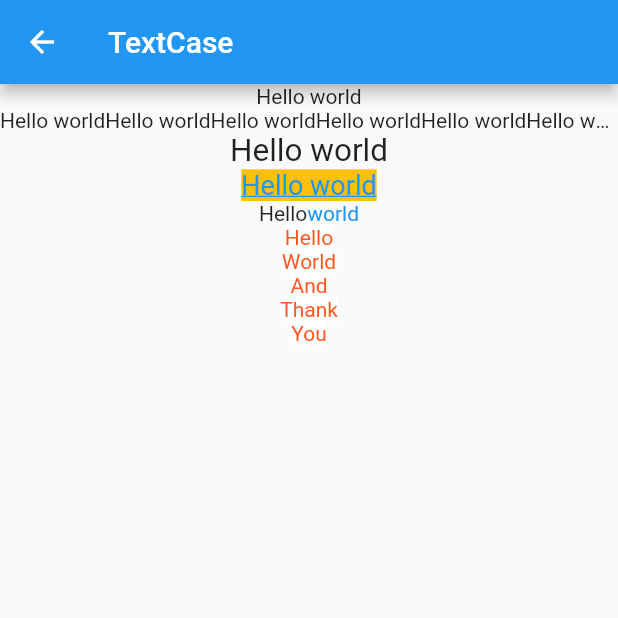
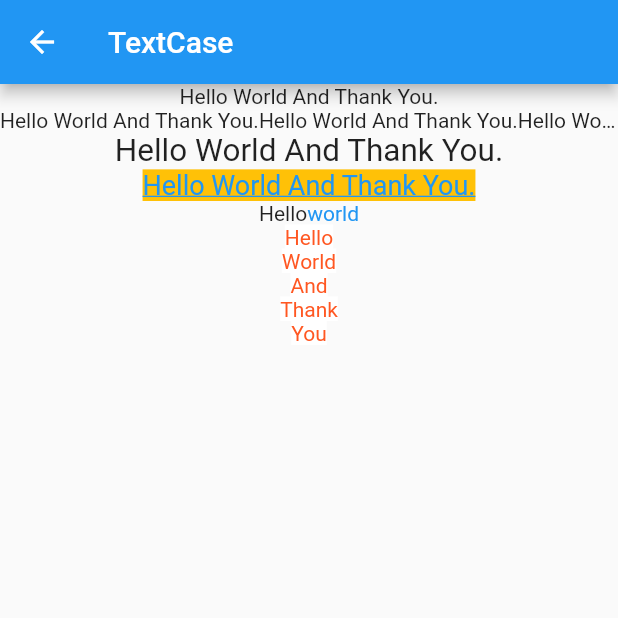
Before and after one commit to gitofleonardo/flutter_in_action, a Flutter app: the screen it shows after launch, after a tap on "TextCasePage", on a phone screen of 412 x 824 dp, the top half of it. Run offline on Flutter 3.47's test engine with Material 2 defaults, Android fonts, the light colour scheme and no system bars; missing offline and left inert: flutter_displaymode.

Commit message:
Add layout widgets

```diff
--- a/lib/base/text.dart
+++ b/lib/base/text.dart
@@ -5,6 +5,7 @@ class TextCasePage extends StatelessWidget{
 
   @override
   Widget build(BuildContext context) {
+    final arg = (ModalRoute.of(context)?.settings.arguments??"Hello World") as String;
     return Scaffold(
       appBar: AppBar(
         title: const Text("TextCase"),
@@ -13,22 +14,22 @@ class TextCasePage extends StatelessWidget{
         mainAxisAlignment: MainAxisAlignment.start,
         crossAxisAlignment: CrossAxisAlignment.center,
         children: [
-          const Text(
-            "Hello world",
+          Text(
+            arg,
             textAlign: TextAlign.start,
           ),
           Text(
-            "Hello world" * 10,
+            arg * 10,
             maxLines: 1,
             overflow: TextOverflow.ellipsis,
           ),
-          const Text(
-            "Hello world",
+          Text(
+            arg,
             textScaleFactor: 1.5,
           ),
-          const Text(
-            "Hello world",
-            style: TextStyle(
+          Text(
+            arg,
+            style: const TextStyle(
               color: Colors.blue,
               fontSize: 18.0,
               backgroundColor: Colors.amber,
--- /dev/null
+++ b/lib/layout/wrap.dart
@@ -0,0 +1,35 @@
+import 'package:flutter/material.dart';
+
+class WrapPage extends StatelessWidget{
+  const WrapPage({Key? key}) : super(key: key);
+
+  @override
+  Widget build(BuildContext context) {
+    return Scaffold(
+      appBar: AppBar(title: const Text("Flow Layout Page"),),
+      body: Padding(
+        padding: const EdgeInsets.all(10.0),
+        child: Wrap(
+          spacing: 10.0,
+          runSpacing: 5.0,
+          alignment: WrapAlignment.start,
+          runAlignment: WrapAlignment.center,
+          children: [
+            GestureDetector(
+              onTap: (){
+                ScaffoldMessenger.of(context).showSnackBar(const SnackBar(content: Text("Hello")));
+              },
+              child: const Chip(label: Text("Hello")),
+            ),
+            Chip(label: Text("world")),
+            Chip(label: Text("and")),
+            Chip(label: Text("thank")),
+            Chip(label: Text("you")),
+            Chip(label: Text("very")),
+            Chip(label: Text("much")),
+          ],
+        ),
+      ),
+    );
+  }
+}
--- a/lib/main.dart
+++ b/lib/main.dart
@@ -1,5 +1,6 @@
 import 'package:flutter/material.dart';
 import 'package:flutter/scheduler.dart';
+import 'package:flutter/services.dart';
 import 'package:flutter_displaymode/flutter_displaymode.dart';
 import 'package:flutter_in_action/base/button.dart';
 import 'package:flutter_in_action/base/check_box.dart';
@@ -7,6 +8,10 @@
 import 'package:flutter_in_action/base/image.dart';
 import 'package:flutter_in_action/base/indicator.dart';
 import 'package:flutter_in_action/base/text.dart';
+import 'package:flutter_in_action/layout/column_and_row.dart';
+import 'package:flutter_in_action/layout/constrained_box.dart';
+import 'package:flutter_in_action/layout/flex_layout.dart';
+import 'package:flutter_in_action/layout/wrap.dart';
 
 void main() {
   runApp(const MyApp());
@@ -24,6 +29,18 @@
         primarySwatch: Colors.blue,
       ),
       home: const MyHomePage(title: 'Home'),
+      routes: {
+        "button_page": (context) => const ButtonPage(),
+        "check_box_page":(context) => const CheckBoxPage(),
+        "form_page": (context) => const FormPage(),
+        "image_page": (context) => const ImagePage(),
+        "indicator_page": (context) => const IndicatorPage(),
+        "text_page": (context) => const TextCasePage(),
+        "constrained_box": (context) => const ConstrainedBoxPage(),
+        "column_row_page": (ctx) => const ColumnRowPage(),
+        "flex_page": (ctx) => const FlexLayoutPage(),
+        "wrap_page": (ctx) => const WrapPage(),
+      },
     );
   }
 }
@@ -66,20 +83,19 @@
   }
   @override
   Widget build(BuildContext context) {
-    return Scaffold(
+    return AnnotatedRegion<SystemUiOverlayStyle>(child: Scaffold(
       appBar: AppBar(
         title: Text(widget.title),
       ),
       body: Center(
         child: Column(
           mainAxisAlignment: MainAxisAlignment.center,
+          mainAxisSize: MainAxisSize.max,
           children: <Widget>[
             TextButton(
                 child: const Text("TextCasePage"),
                 onPressed: (){
-                  Navigator.push(context, MaterialPageRoute(builder: (context){
-                    return const TextCasePage();
-                  }));
+                  Navigator.pushNamed(context, "text_page",arguments: "Hello World And Thank You.");
                 }),
             TextButton(
                 onPressed: (){
@@ -108,10 +124,31 @@
               Navigator.push(context, MaterialPageRoute(builder: (ctx){
                 return const IndicatorPage();
               }));
-            }, child: const Text("IndicatorPage"))
+            }, child: const Text("IndicatorPage")),
+            TextButton(onPressed: (){
+              Navigator.pushNamed(context, "constrained_box");
+            }, child: const Text("ConstrainedBox")),
+            TextButton(onPressed: (){
+              Navigator.pushNamed(context, "column_row_page");
+            }, child: const Text("ColumnAndRowPage")),
+            TextButton(onPressed: (){
+              Navigator.pushNamed(context, "flex_page");
+            }, child: const Text("FlexLayout")),
+            TextButton(onPressed: (){
+              Navigator.pushNamed(context, "wrap_page");
+            }, child: const Text("WrapLayout"))
           ],
         ),
       ),
-    );
+      bottomNavigationBar: BottomNavigationBar(
+        items: const [
+          BottomNavigationBarItem(icon: Icon(Icons.home),label: "Base"),
+          BottomNavigationBarItem(icon: Icon(Icons.list),label: "Layout"),
+          BottomNavigationBarItem(icon: Icon(Icons.all_inbox),label: "Container"),
+        ],
+      ),
+    ), value: const SystemUiOverlayStyle(
+      statusBarColor: Colors.transparent
+    ));
   }
 }
```
Also changed, not shown: lib/layout/column_and_row.dart (added, +39 -0 lines), lib/layout/constrained_box.dart (added, +30 -0 lines), lib/layout/flex_layout.dart (added, +26 -0 lines).
